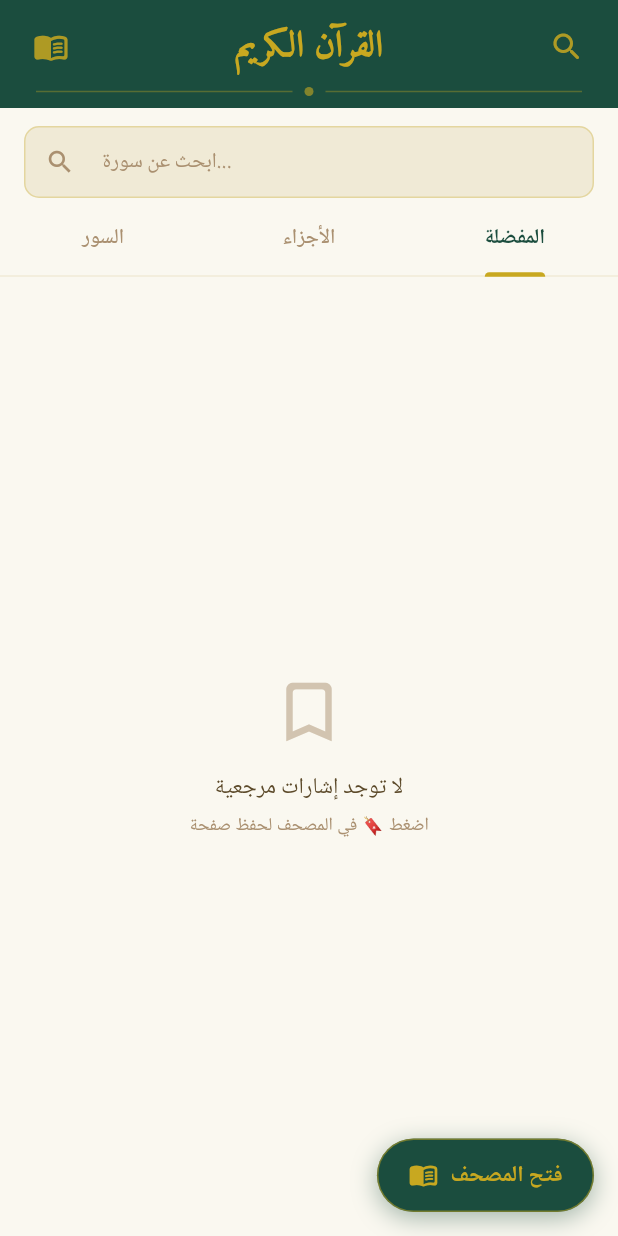
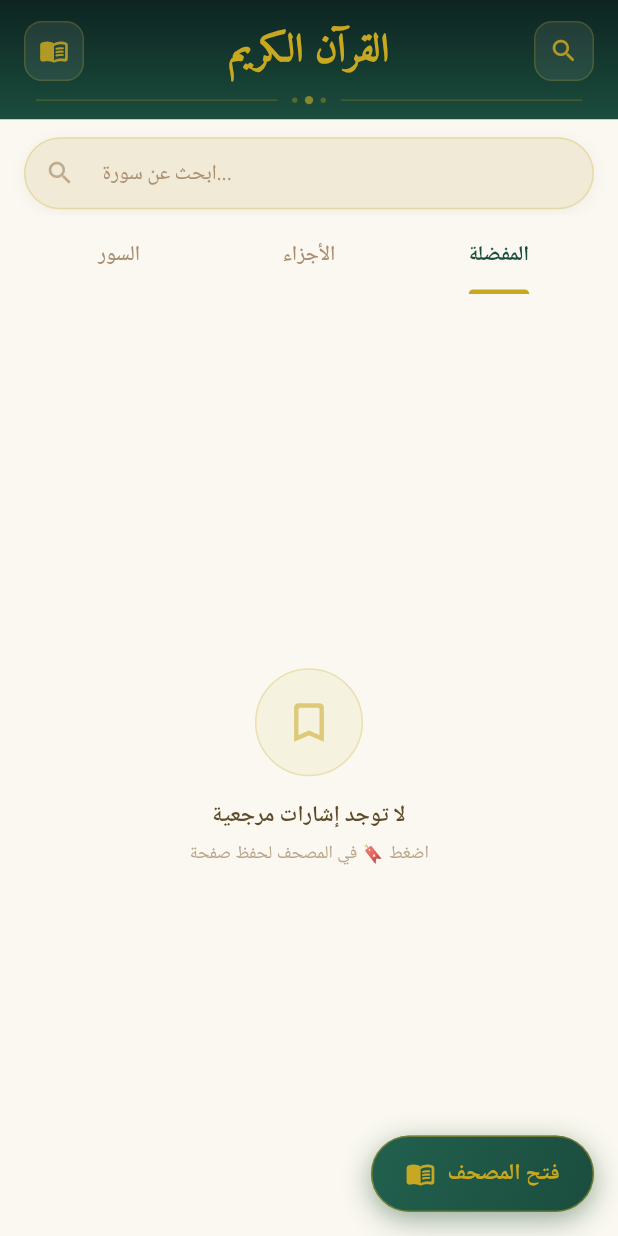
Before and after one commit to azoo1411/Mobile-Islamic-App-, a Flutter app: the QuranHomeScreen screen opened directly, tab 3 chosen, after a tap on the "menu book" icon, on a phone screen of 412 x 824 dp. Run offline on Flutter 3.47's test engine with Material 3 defaults, Android fonts, the phone set to English and light mode, and no system bars; our stand-ins replace adhan, dio, drift, flutter_local_notifications, flutter_riverpod, flutter_timezone and 10 more; accounts and stored records are empty; generated files the repository leaves out were written again.

Commit message:
feat(quran): Premium Minimal UI redesign for Quran home screen
- Gradient header (deep green → green) replacing flat solid colour
- Glass-morphic icon buttons with gold border in header
- Triple-dot gold ornament divider
- Pill-shaped search bar with shadow
- Gold left-accent border on Continue Reading banner
- Thin gold dividers between surah rows in list
- Juz grid cards use subtle gradient background + light shadow
- Empty bookmarks state: circle icon container + refined typography
- Mushaf FAB: gradient fill + dual-layer shadow for depth
- Tab bar: removed bottom divider line for cleaner look

```diff
--- a/lib/features/quran/presentation/screens/quran_home_screen.dart
+++ b/lib/features/quran/presentation/screens/quran_home_screen.dart
@@ -12,13 +12,14 @@ import '../providers/quran_provider.dart';
 import 'mushaf_screen.dart';
 
 // ─── Design tokens ─────────────────────────────────────────────────────────────
-const _cream     = Color(0xFFFAF8F0);
-const _parchment = Color(0xFFF0EAD6);
-const _ink       = Color(0xFF1A1208);
-const _inkMid    = Color(0xFF5C4A2A);
-const _inkLight  = Color(0xFFAA9070);
-const _gold      = Color(0xFFC8A820);
-const _green     = Color(0xFF1B4D3E);
+const _cream      = Color(0xFFFAF8F0);
+const _parchment  = Color(0xFFF0EAD6);
+const _ink        = Color(0xFF1A1208);
+const _inkMid     = Color(0xFF5C4A2A);
+const _inkLight   = Color(0xFFAA9070);
+const _gold       = Color(0xFFC8A820);
+const _green      = Color(0xFF1B4D3E);
+const _greenDeep  = Color(0xFF0D2420);
 
 // ─── Surah → first Mushaf page map ────────────────────────────────────────────
 const _surahStartPage = <int, int>{
@@ -116,78 +117,114 @@ class _QuranHeader extends StatelessWidget {
   @override
   Widget build(BuildContext context) {
     return Container(
-      color: _green,
+      decoration: const BoxDecoration(
+        gradient: LinearGradient(
+          begin: Alignment.topCenter,
+          end: Alignment.bottomCenter,
+          colors: [_greenDeep, _green],
+        ),
+      ),
       child: SafeArea(
         bottom: false,
         child: Column(
           children: [
             Padding(
-              padding: const EdgeInsets.fromLTRB(16, 12, 16, 0),
+              padding: const EdgeInsets.fromLTRB(16, 14, 16, 0),
               child: Row(
                 mainAxisAlignment: MainAxisAlignment.spaceBetween,
                 children: [
-                  // Open Mushaf icon
-                  InkWell(
+                  _HeaderIconBtn(
+                    icon: Icons.menu_book_rounded,
                     onTap: () => context.push('/quran/mushaf'),
-                    borderRadius: BorderRadius.circular(8),
-                    child: Padding(
-                      padding: const EdgeInsets.all(6),
-                      child: Icon(Icons.menu_book_rounded,
-                          color: _gold.withOpacity(0.85), size: 24),
                   ),
-                  ),
-                  // Title
                   const Text(
                     'القرآن الكريم',
                     style: TextStyle(
                       fontFamily: 'AmiriQuran',
-                      fontSize: 24,
+                      fontSize: 26,
                       fontWeight: FontWeight.w700,
                       color: _gold,
-                      height: 1.6,
+                      height: 1.5,
                     ),
                   ),
-                  // Search icon
-                  InkWell(
+                  _HeaderIconBtn(
+                    icon: Icons.search_rounded,
                     onTap: () => context.push('/quran/search'),
-                    borderRadius: BorderRadius.circular(8),
-                    child: Padding(
-                      padding: const EdgeInsets.all(6),
-                      child: Icon(Icons.search_rounded,
-                          color: _gold.withOpacity(0.85), size: 24),
-                    ),
                   ),
                 ],
               ),
             ),
-            // Decorative divider
-            Padding(
-              padding: const EdgeInsets.symmetric(horizontal: 24, vertical: 8),
-              child: Row(
-                children: [
-                  Expanded(
-                    child: Container(height: 1, color: _gold.withOpacity(0.35)),
-                  ),
-                  Container(
-                    margin: const EdgeInsets.symmetric(horizontal: 8),
-                    width: 6,
-                    height: 6,
-                    decoration: BoxDecoration(
-                      shape: BoxShape.circle,
-                      color: _gold.withOpacity(0.6),
-                    ),
-                  ),
-                  Expanded(
-                    child: Container(height: 1, color: _gold.withOpacity(0.35)),
-                  ),
-                ],
-              ),
-            ),
+            const _OrnamentDivider(),
           ],
         ),
       ),
     );
   }
+}
+
+class _HeaderIconBtn extends StatelessWidget {
+  final IconData icon;
+  final VoidCallback onTap;
+  const _HeaderIconBtn({required this.icon, required this.onTap});
+
+  @override
+  Widget build(BuildContext context) {
+    return GestureDetector(
+      onTap: onTap,
+      child: Container(
+        width: 40,
+        height: 40,
+        decoration: BoxDecoration(
+          color: Colors.white.withOpacity(0.08),
+          borderRadius: BorderRadius.circular(12),
+          border: Border.all(
+            color: _gold.withOpacity(0.22),
+            width: 1,
+          ),
+        ),
+        child: Icon(icon, color: _gold.withOpacity(0.85), size: 20),
+      ),
+    );
+  }
+}
+
+class _OrnamentDivider extends StatelessWidget {
+  const _OrnamentDivider();
+
+  @override
+  Widget build(BuildContext context) {
+    return Padding(
+      padding: const EdgeInsets.symmetric(horizontal: 24, vertical: 10),
+      child: Row(
+        children: [
+          Expanded(child: Container(height: 0.8, color: _gold.withOpacity(0.3))),
+          Padding(
+            padding: const EdgeInsets.symmetric(horizontal: 10),
+            child: Row(
+              mainAxisSize: MainAxisSize.min,
+              children: [
+                _dot(3.5, 0.35),
+                const SizedBox(width: 5),
+                _dot(5.5, 0.65),
+                const SizedBox(width: 5),
+                _dot(3.5, 0.35),
+              ],
+            ),
+          ),
+          Expanded(child: Container(height: 0.8, color: _gold.withOpacity(0.3))),
+        ],
+      ),
+    );
+  }
+
+  Widget _dot(double size, double opacity) => Container(
+    width: size,
+    height: size,
+    decoration: BoxDecoration(
+      shape: BoxShape.circle,
+      color: _gold.withOpacity(opacity),
+    ),
+  );
 }
 
 // ─── Continue reading banner ───────────────────────────────────────────────────
@@ -202,11 +239,16 @@ class _ContinueReadingBanner extends ConsumerWidget {
           onTap: () => context.push('/quran/mushaf?page=$page'),
           child: Container(
             margin: const EdgeInsets.fromLTRB(16, 12, 16, 0),
-            padding: const EdgeInsets.symmetric(horizontal: 16, vertical: 11),
+            padding: const EdgeInsets.symmetric(horizontal: 16, vertical: 12),
             decoration: BoxDecoration(
-              color: _green.withOpacity(0.08),
-              borderRadius: BorderRadius.circular(10),
-              border: Border.all(color: _green.withOpacity(0.2), width: 1),
+              color: _green.withOpacity(0.07),
+              borderRadius: BorderRadius.circular(12),
+              border: Border(
+                left: BorderSide(color: _gold, width: 3),
+                top: BorderSide(color: _green.withOpacity(0.15), width: 1),
+                right: BorderSide(color: _green.withOpacity(0.15), width: 1),
+                bottom: BorderSide(color: _green.withOpacity(0.15), width: 1),
+              ),
             ),
             child: Row(
               children: [
@@ -224,7 +266,7 @@ class _ContinueReadingBanner extends ConsumerWidget {
                     textDirection: TextDirection.rtl,
                   ),
                 ),
-                Icon(Icons.chevron_left, color: _green.withOpacity(0.6), size: 18),
+                Icon(Icons.chevron_left, color: _green.withOpacity(0.55), size: 18),
               ],
             ),
           ),
@@ -246,6 +288,17 @@ class _SearchBar extends StatelessWidget {
   Widget build(BuildContext context) {
     return Padding(
       padding: const EdgeInsets.fromLTRB(16, 12, 16, 4),
+      child: Container(
+        decoration: BoxDecoration(
+          borderRadius: BorderRadius.circular(30),
+          boxShadow: [
+            BoxShadow(
+              color: _ink.withOpacity(0.05),
+              blurRadius: 8,
+              offset: const Offset(0, 2),
+            ),
+          ],
+        ),
         child: TextField(
           controller: controller,
           onChanged: onChanged,
@@ -262,22 +315,23 @@ class _SearchBar extends StatelessWidget {
               color: _inkLight,
               fontSize: 14,
             ),
-          prefixIcon: Icon(Icons.search, color: _inkLight, size: 20),
+            prefixIcon: Icon(Icons.search, color: _inkLight.withOpacity(0.7), size: 20),
             filled: true,
             fillColor: _parchment,
             contentPadding:
-              const EdgeInsets.symmetric(vertical: 10, horizontal: 16),
+                const EdgeInsets.symmetric(vertical: 12, horizontal: 20),
             border: OutlineInputBorder(
-            borderRadius: BorderRadius.circular(10),
-            borderSide: BorderSide(color: _gold.withOpacity(0.3), width: 1),
+              borderRadius: BorderRadius.circular(30),
+              borderSide: BorderSide.none,
             ),
             enabledBorder: OutlineInputBorder(
-            borderRadius: BorderRadius.circular(10),
-            borderSide: BorderSide(color: _gold.withOpacity(0.3), width: 1),
+              borderRadius: BorderRadius.circular(30),
+              borderSide: BorderSide(color: _gold.withOpacity(0.25), width: 1),
             ),
             focusedBorder: OutlineInputBorder(
-            borderRadius: BorderRadius.circular(10),
-            borderSide: BorderSide(color: _gold.withOpacity(0.7), width: 1.5),
+              borderRadius: BorderRadius.circular(30),
+              borderSide: BorderSide(color: _gold.withOpacity(0.6), width: 1.5),
+            ),
           ),
         ),
       ),
@@ -294,6 +348,7 @@ class _TabRow extends StatelessWidget {
   Widget build(BuildContext context) {
     return Container(
       color: _cream,
+      padding: const EdgeInsets.symmetric(horizontal: 16, vertical: 4),
       child: TabBar(
         controller: controller,
         labelColor: _green,
@@ -301,7 +356,7 @@ class _TabRow extends StatelessWidget {
         indicatorColor: _gold,
         indicatorSize: TabBarIndicatorSize.label,
         indicatorWeight: 2.5,
-        dividerColor: _parchment,
+        dividerColor: Colors.transparent,
         labelStyle: const TextStyle(
           fontFamily: 'NotoNaskhArabic',
           fontSize: 14,
@@ -345,9 +400,15 @@ class _SurahTab extends ConsumerWidget {
                         .contains(query.toLowerCase()))
                 .toList();
 
-        return ListView.builder(
-          padding: const EdgeInsets.only(top: 4, bottom: 100),
+        return ListView.separated(
+          padding: const EdgeInsets.only(top: 6, bottom: 100),
           itemCount: filtered.length,
+          separatorBuilder: (_, __) => Divider(
+            color: _gold.withOpacity(0.1),
+            height: 1,
+            indent: 70,
+            endIndent: 16,
+          ),
           itemBuilder: (_, i) => _SurahRow(surah: filtered[i]),
         );
       },
@@ -370,39 +431,39 @@ class _SurahRow extends StatelessWidget {
       splashColor: _gold.withOpacity(0.08),
       highlightColor: _gold.withOpacity(0.04),
       child: Padding(
-        padding: const EdgeInsets.symmetric(horizontal: 16, vertical: 9),
+        padding: const EdgeInsets.symmetric(horizontal: 16, vertical: 10),
         child: Row(
           children: [
-            // Number badge – octagonal look
             _NumberBadge(number: surah.number),
             const SizedBox(width: 14),
-            // Info
             Expanded(
               child: Column(
                 crossAxisAlignment: CrossAxisAlignment.start,
                 children: [
                   Text(
                     surah.nameTransliteration,
-                    style: TextStyle(
+                    style: const TextStyle(
                       fontSize: 11,
                       color: _inkMid,
-                        height: 1.2),
+                      height: 1.2,
+                      letterSpacing: 0.3,
                     ),
-                  const SizedBox(height: 3),
+                  ),
+                  const SizedBox(height: 4),
                   Row(
                     children: [
                       Container(
                         padding: const EdgeInsets.symmetric(
-                            horizontal: 6, vertical: 1),
+                            horizontal: 7, vertical: 2),
                         decoration: BoxDecoration(
                           color: isMeccan
-                              ? _gold.withOpacity(0.12)
-                              : _green.withOpacity(0.1),
-                          borderRadius: BorderRadius.circular(4),
+                              ? _gold.withOpacity(0.1)
+                              : _green.withOpacity(0.08),
+                          borderRadius: BorderRadius.circular(5),
                           border: Border.all(
                             color: isMeccan
-                                ? _gold.withOpacity(0.3)
-                                : _green.withOpacity(0.25),
+                                ? _gold.withOpacity(0.28)
+                                : _green.withOpacity(0.22),
                             width: 0.5,
                           ),
                         ),
@@ -418,7 +479,7 @@ class _SurahRow extends StatelessWidget {
                       const SizedBox(width: 6),
                       Text(
                         '${ArabicUtils.toArabicNumerals(surah.ayahCount)} آية',
-                        style: TextStyle(
+                        style: const TextStyle(
                             fontFamily: 'NotoNaskhArabic',
                             fontSize: 11,
                             color: _inkLight),
@@ -428,7 +489,6 @@ class _SurahRow extends StatelessWidget {
                 ],
               ),
             ),
-            // Arabic name
             Text(
               surah.nameArabic,
               style: const TextStyle(
@@ -446,7 +506,6 @@ class _SurahRow extends StatelessWidget {
   }
 }
 
-// Octagonal number badge inspired by Mushaf ayah markers
 class _NumberBadge extends StatelessWidget {
   final int number;
   const _NumberBadge({required this.number});
@@ -454,12 +513,12 @@ class _NumberBadge extends StatelessWidget {
   @override
   Widget build(BuildContext context) {
     return Container(
-      width: 38,
-      height: 38,
+      width: 40,
+      height: 40,
       decoration: BoxDecoration(
-        color: _gold.withOpacity(0.1),
-        border: Border.all(color: _gold.withOpacity(0.55), width: 1),
-        borderRadius: BorderRadius.circular(6),
+        color: _gold.withOpacity(0.08),
+        border: Border.all(color: _gold.withOpacity(0.5), width: 1),
+        borderRadius: BorderRadius.circular(8),
       ),
       child: Center(
         child: Text(
@@ -493,16 +552,20 @@ class _JuzTab extends StatelessWidget {
         final juz = i + 1;
         return Material(
           color: Colors.transparent,
-          borderRadius: BorderRadius.circular(10),
+          borderRadius: BorderRadius.circular(12),
           child: InkWell(
-            borderRadius: BorderRadius.circular(10),
+            borderRadius: BorderRadius.circular(12),
             onTap: () {},
             splashColor: _gold.withOpacity(0.12),
             child: Container(
               decoration: BoxDecoration(
-                color: _parchment,
-                borderRadius: BorderRadius.circular(10),
-                border: Border.all(color: _gold.withOpacity(0.3), width: 1),
+                gradient: const LinearGradient(
+                  begin: Alignment.topRight,
+                  end: Alignment.bottomLeft,
+                  colors: [_parchment, Color(0xFFE8DECE)],
+                ),
+                borderRadius: BorderRadius.circular(12),
+                border: Border.all(color: _gold.withOpacity(0.28), width: 1),
               ),
               child: Column(
                 mainAxisAlignment: MainAxisAlignment.center,
@@ -511,19 +574,19 @@ class _JuzTab extends StatelessWidget {
                     ArabicUtils.toArabicNumerals(juz),
                     style: const TextStyle(
                       fontFamily: 'AmiriQuran',
-                      fontSize: 30,
+                      fontSize: 32,
                       color: _green,
                       fontWeight: FontWeight.w700,
                       height: 1.2,
                     ),
                   ),
                   const SizedBox(height: 2),
-                  const Text(
+                  Text(
                     'الجزء',
                     style: TextStyle(
                       fontFamily: 'NotoNaskhArabic',
                       fontSize: 11,
-                      color: _inkMid,
+                      color: _inkMid.withOpacity(0.8),
                     ),
                   ),
                 ],
@@ -551,20 +614,37 @@ class _BookmarksTab extends ConsumerWidget {
             child: Column(
               mainAxisSize: MainAxisSize.min,
               children: [
-                Icon(Icons.bookmark_outline_rounded,
-                    size: 52, color: _inkLight.withOpacity(0.5)),
-                const SizedBox(height: 14),
+                Container(
+                  width: 72,
+                  height: 72,
+                  decoration: BoxDecoration(
+                    color: _gold.withOpacity(0.08),
+                    shape: BoxShape.circle,
+                    border: Border.all(
+                        color: _gold.withOpacity(0.25), width: 1),
+                  ),
+                  child: Icon(
+                    Icons.bookmark_outline_rounded,
+                    size: 34,
+                    color: _gold.withOpacity(0.55),
+                  ),
+                ),
+                const SizedBox(height: 16),
                 const Text(
                   'لا توجد إشارات مرجعية',
                   style: TextStyle(
                     fontFamily: 'NotoNaskhArabic',
                     color: _inkMid,
-                      fontSize: 15),
+                    fontSize: 15,
+                    fontWeight: FontWeight.w600,
+                  ),
                 ),
                 const SizedBox(height: 6),
                 Text(
                   'اضغط 🔖 في المصحف لحفظ صفحة',
-                  style: TextStyle(fontSize: 12, color: _inkLight),
+                  style: TextStyle(
+                      fontSize: 12,
+                      color: _inkLight.withOpacity(0.8)),
                 ),
               ],
             ),
@@ -604,7 +684,7 @@ class _BookmarksTab extends ConsumerWidget {
                     color: _gold.withOpacity(0.1),
                     border: Border.all(
                         color: _gold.withOpacity(0.45), width: 1),
-                    borderRadius: BorderRadius.circular(6),
+                    borderRadius: BorderRadius.circular(8),
                   ),
                   child: Center(
                     child: Text(
@@ -667,16 +747,25 @@ class _MushafFab extends StatelessWidget {
     return GestureDetector(
       onTap: () => context.push('/quran/mushaf'),
       child: Container(
-        padding: const EdgeInsets.symmetric(horizontal: 20, vertical: 13),
+        padding: const EdgeInsets.symmetric(horizontal: 22, vertical: 14),
         decoration: BoxDecoration(
           borderRadius: BorderRadius.circular(30),
-          color: _green,
-          border: Border.all(color: _gold.withOpacity(0.5), width: 1),
+          gradient: const LinearGradient(
+            begin: Alignment.topLeft,
+            end: Alignment.bottomRight,
+            colors: [Color(0xFF22604E), _green],
+          ),
+          border: Border.all(color: _gold.withOpacity(0.45), width: 1),
           boxShadow: [
             BoxShadow(
-              color: _green.withOpacity(0.4),
-              blurRadius: 14,
-              offset: const Offset(0, 4),
+              color: _green.withOpacity(0.45),
+              blurRadius: 16,
+              offset: const Offset(0, 5),
+            ),
+            BoxShadow(
+              color: _gold.withOpacity(0.08),
+              blurRadius: 8,
+              offset: const Offset(0, 2),
             ),
           ],
         ),
```
Lines whose indentation alone changed are shown as unchanged.
